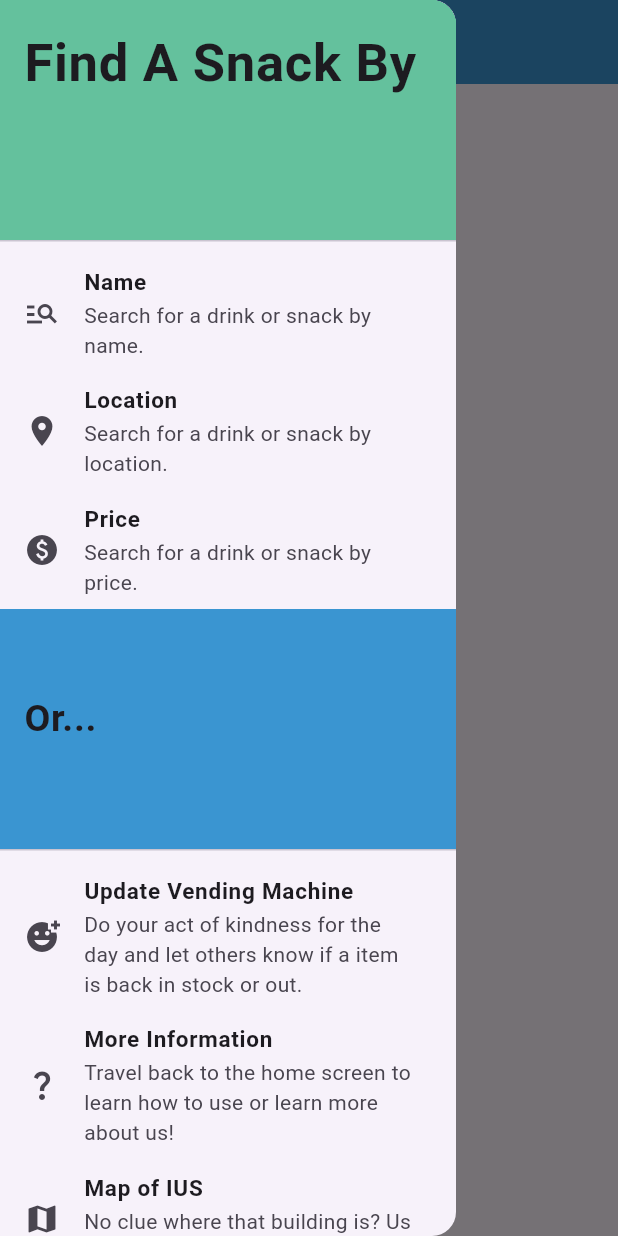
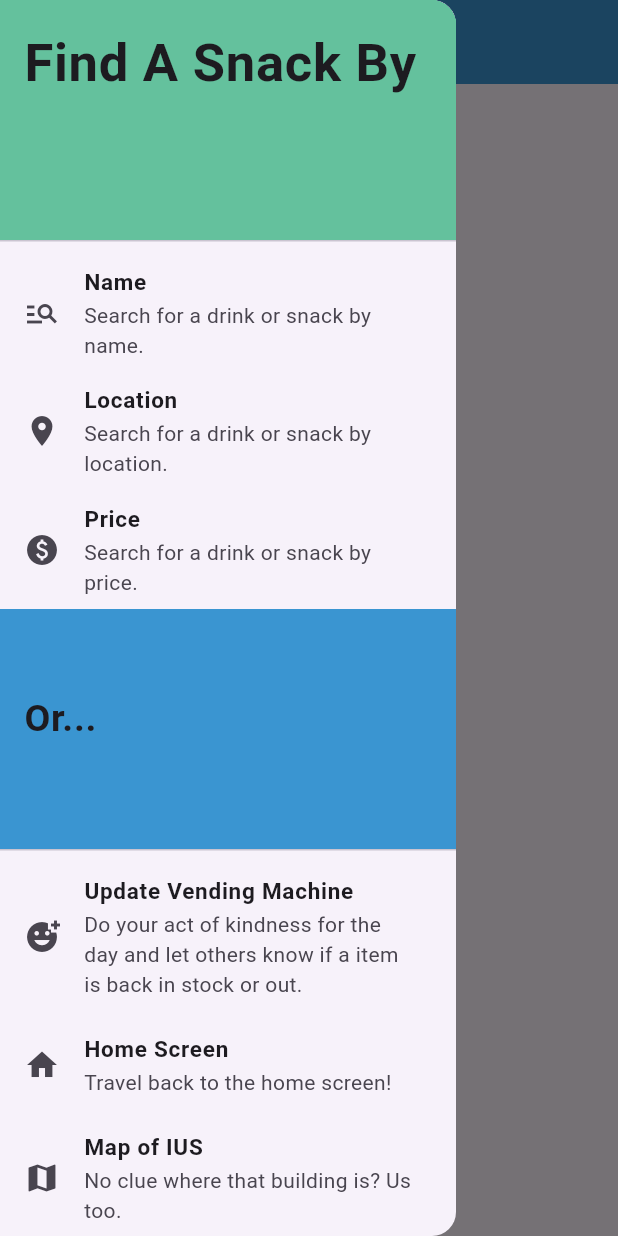
Before and after one commit to IUS-CS/c346-sp24-34658-project-snackmap, a Flutter app: the screen it shows after launch, with the side drawer open, on a phone screen of 412 x 824 dp. Run offline on Flutter 3.47's test engine with Material 3 defaults, Android fonts, the phone set to English and light mode, and no system bars; our stand-ins replace video_player; missing offline and left inert: gsheets; network calls fail; statements that could not run were skipped; key blocks and very long unbroken strings in the code were emptied for the run.

Commit message:
Changed wording for home screen

```diff
--- a/src/SnackMap/lib/options_drawer.dart
+++ b/src/SnackMap/lib/options_drawer.dart
@@ -104,15 +104,15 @@ class OptionsDrawer extends StatelessWidget {
             },
           ),
           ListTile(
-            leading: const Icon(Icons.question_mark),
+            leading: const Icon(Icons.home),
             title: const Text(
-              'More Information',
+              'Home Screen',
               style: TextStyle(
                 fontSize: 15.0,
                 fontWeight: FontWeight.w600,
               ),
             ),
-            subtitle: const Text('Travel back to the home screen to learn how to use or learn more about us!'),
+            subtitle: const Text('Travel back to the home screen!'),
             onTap: () {
               Navigator.pop(context);
               Navigator.of(context).pushReplacement(MaterialPageRoute(
```
Also changed, not shown: src/SnackMap/lib/home_page.dart (+13 -1 lines), src/SnackMap/pubspec.lock, 2 other files.
